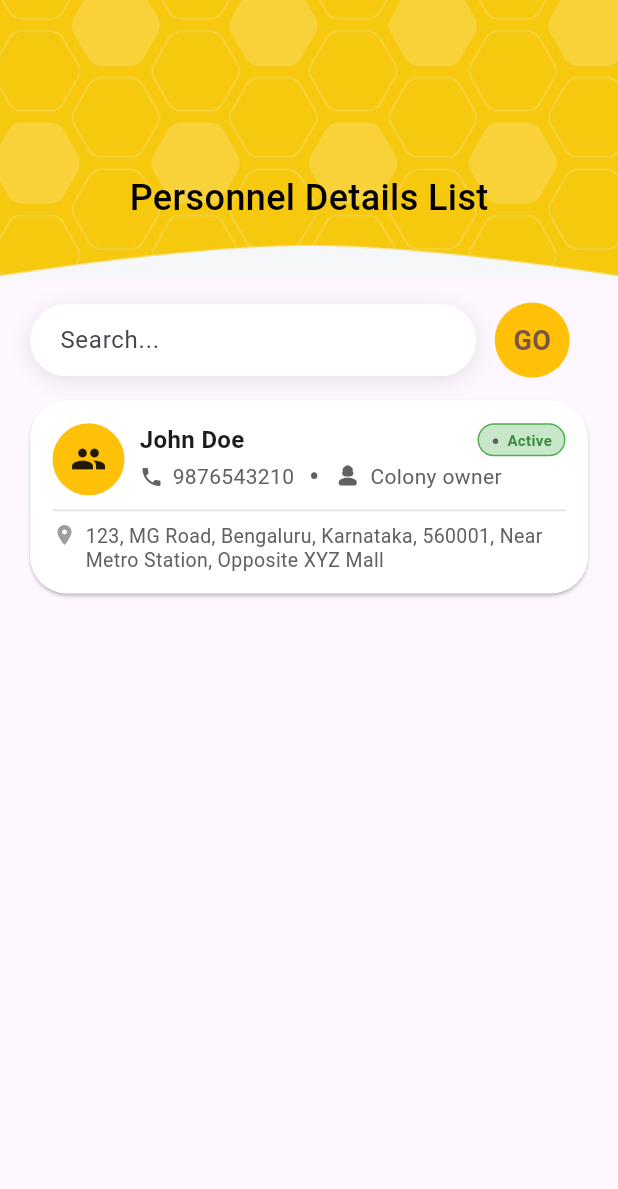
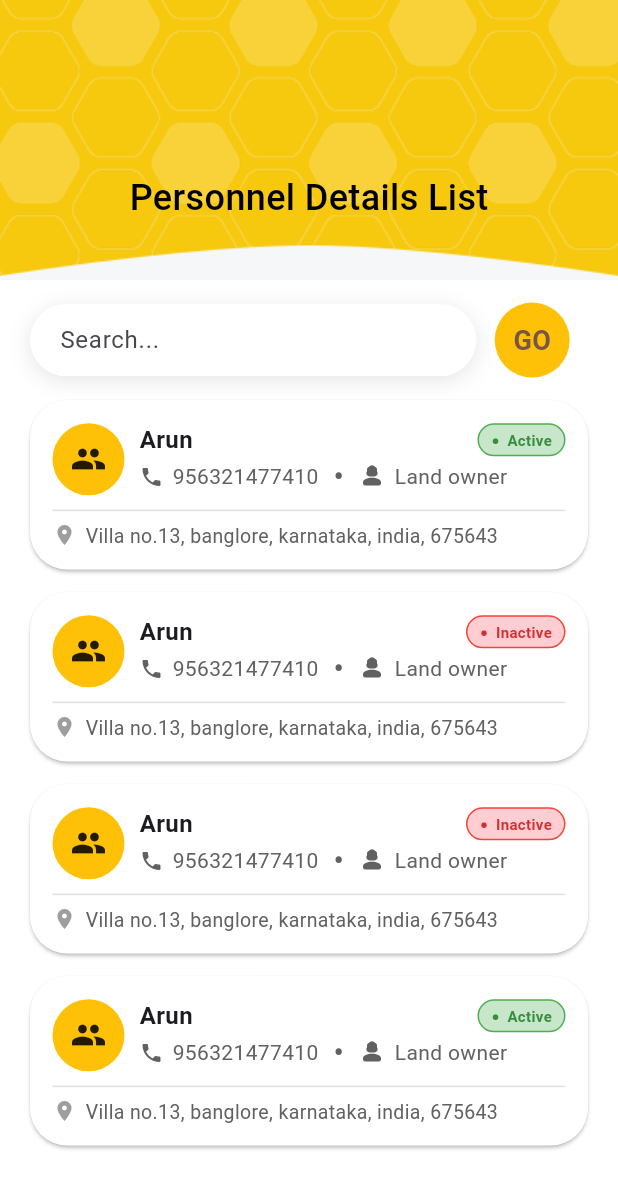
Before and after one commit to sreeragp07/beechem, a Flutter app: the PerssonalListScreen screen opened directly, on a phone screen of 412 x 824 dp. Shown: the top 1189 px of the screen. Run offline on Flutter 3.47's test engine with Material 3 defaults, Android fonts, the phone set to English and light mode, and no system bars.

Commit message:
ui change in personnel list screen

```diff
--- a/lib/screens/personal_list_screen.dart
+++ b/lib/screens/personal_list_screen.dart
@@ -8,10 +8,12 @@ class PerssonalListScreen extends StatefulWidget {
 }
 
 class _PerssonalListScreenState extends State<PerssonalListScreen> {
+  String status = 'inactive';
+
   @override
   Widget build(BuildContext context) {
     return Scaffold(
-      // backgroundColor: Colors.white,
+      backgroundColor: Colors.white,
       body: Column(
         children: [
           Stack(
@@ -82,7 +84,52 @@ class _PerssonalListScreenState extends State<PerssonalListScreen> {
             ),
           ),
           SizedBox(height: 15),
-          Padding(
+          detailsCard(
+            status: "active",
+            name: "Arun",
+            phone: "956321477410",
+            role: "Land owner",
+            address: "Villa no.13, banglore, karnataka, india, 675643",
+          ),
+          SizedBox(height: 15),
+          detailsCard(
+            status: "inactive",
+            name: "Arun",
+            phone: "956321477410",
+            role: "Land owner",
+            address: "Villa no.13, banglore, karnataka, india, 675643",
+          ),
+          SizedBox(height: 15),
+          detailsCard(
+            status: "inactive",
+            name: "Arun",
+            phone: "956321477410",
+            role: "Land owner",
+            address: "Villa no.13, banglore, karnataka, india, 675643",
+          ),
+          SizedBox(height: 15),
+          detailsCard(
+            status: "active",
+            name: "Arun",
+            phone: "956321477410",
+            role: "Land owner",
+            address: "Villa no.13, banglore, karnataka, india, 675643",
+          ),
+        ],
+      ),
+    );
+  }
+}
+
+// card widget
+Widget detailsCard({
+  required String status,
+  required String name,
+  required String phone,
+  required String role,
+  required String address,
+}) {
+  return Padding(
     padding: EdgeInsetsGeometry.symmetric(horizontal: 20),
     child: Card(
       margin: EdgeInsets.zero,
@@ -111,7 +158,7 @@ class _PerssonalListScreenState extends State<PerssonalListScreen> {
                       Row(
                         children: [
                           Text(
-                                    "John Doe",
+                            name,
                             style: TextStyle(
                               fontSize: 16,
                               fontWeight: FontWeight.bold,
@@ -124,33 +171,40 @@ class _PerssonalListScreenState extends State<PerssonalListScreen> {
                               vertical: 0,
                             ),
                             decoration: BoxDecoration(
-                                      color: Colors.green.shade100,
+                              color: status == 'active'
+                                  ? Colors.green.shade100
+                                  : Colors.red.shade100,
                               borderRadius: BorderRadius.circular(12),
                               border: Border.all(
                                 width: 1,
-                                        color: Colors.green,
+                                color: status == 'active'
+                                    ? Colors.green
+                                    : Colors.red,
                               ),
                             ),
                             child: SizedBox(
                               height: 20,
                               child: Row(
-                                        crossAxisAlignment:
-                                            CrossAxisAlignment.center,
+                                crossAxisAlignment: CrossAxisAlignment.center,
                                 children: [
                                   Text(
                                     "•", // bold dot
                                     style: TextStyle(
                                       fontSize: 15,
                                       fontWeight: FontWeight.w800,
-                                              color: Colors.grey[700],
+                                      color: status == 'active'
+                                          ? Colors.green[700]
+                                          : Colors.red[700],
                                     ),
                                   ),
 
                                   SizedBox(width: 5),
                                   Text(
-                                            "Active",
+                                    status == 'active' ? "Active" : "Inactive",
                                     style: TextStyle(
-                                              color: Colors.green.shade700,
+                                      color: status == 'active'
+                                          ? Colors.green.shade700
+                                          : Colors.red.shade700,
                                       fontWeight: FontWeight.bold,
                                       fontSize: 10,
                                     ),
@@ -163,16 +217,12 @@ class _PerssonalListScreenState extends State<PerssonalListScreen> {
                       ),
                       Row(
                         children: [
-                                  Icon(
-                                    Icons.phone,
-                                    size: 16,
-                                    color: Colors.grey[700],
-                                  ),
+                          Icon(Icons.phone, size: 16, color: Colors.grey[700]),
 
                           SizedBox(width: 6),
 
                           Text(
-                                    "9876543210",
+                            phone,
                             style: TextStyle(
                               fontSize: 14,
                               color: Colors.grey[700],
@@ -202,7 +252,7 @@ class _PerssonalListScreenState extends State<PerssonalListScreen> {
 
                           Expanded(
                             child: Text(
-                                      "Colony owner",
+                              role,
                               style: TextStyle(
                                 fontSize: 14,
                                 color: Colors.grey[700],
@@ -219,44 +269,32 @@ class _PerssonalListScreenState extends State<PerssonalListScreen> {
             ),
             SizedBox(height: 10),
 
-                    Divider(
-                      thickness: 1,
-                      color: Colors.grey.shade300,
-                      height: 0,
-                    ),
+            Divider(thickness: 1, color: Colors.grey.shade300, height: 0),
 
             SizedBox(height: 8),
 
             Row(
               crossAxisAlignment: CrossAxisAlignment.start,
               children: [
-                        Icon(
-                          Icons.location_on_sharp,
-                          size: 16,
-                          color: Colors.grey,
-                        ),
+                Icon(Icons.location_on_sharp, size: 16, color: Colors.grey),
 
                 SizedBox(width: 6),
 
                 Expanded(
                   child: Text(
-                            "123, MG Road, Bengaluru, Karnataka, 560001, Near Metro Station, Opposite XYZ Mall",
+                    address,
                     style: TextStyle(
                       fontSize: 13,
                       color: Colors.grey[700],
-                              height: 1.25
-                            ),
-                          ),
-                        ),
-                      ],
-                    )
-                  ],
-                ),
+                      height: 1.25,
                     ),
                   ),
                 ),
               ],
             ),
+          ],
+        ),
+      ),
+    ),
   );
 }
-}
```
Lines whose indentation alone changed are shown as unchanged.
